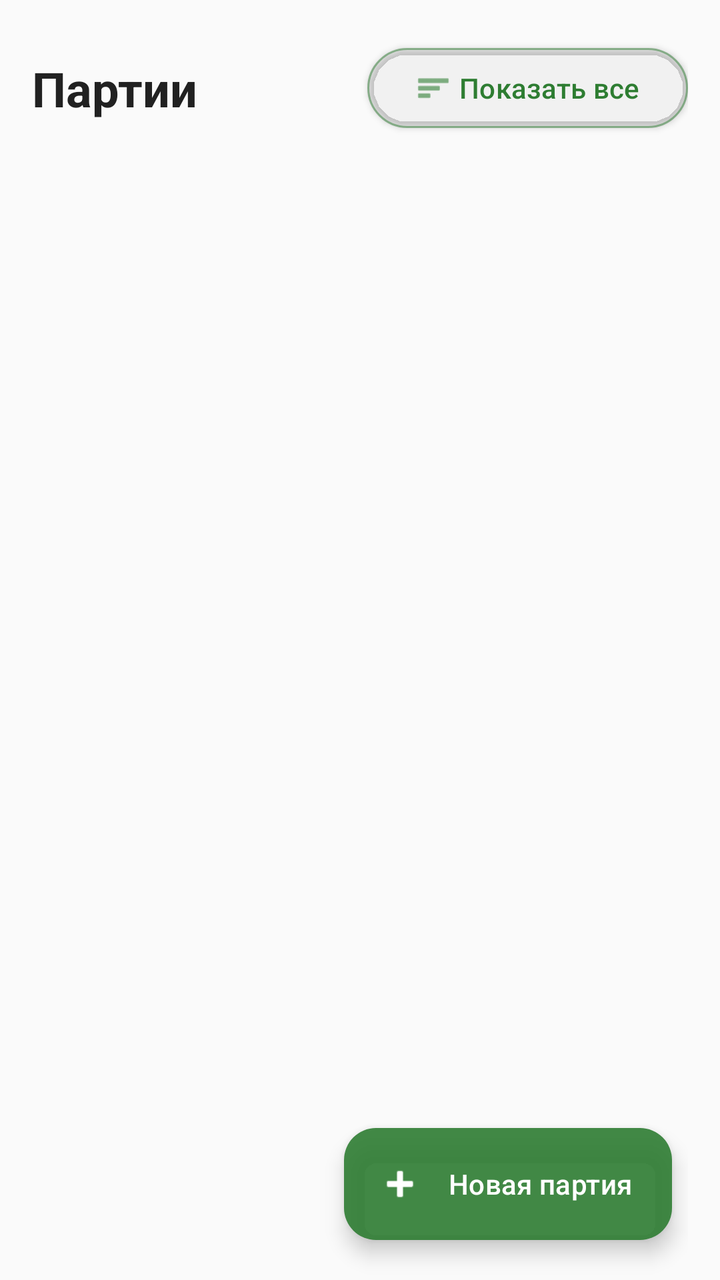
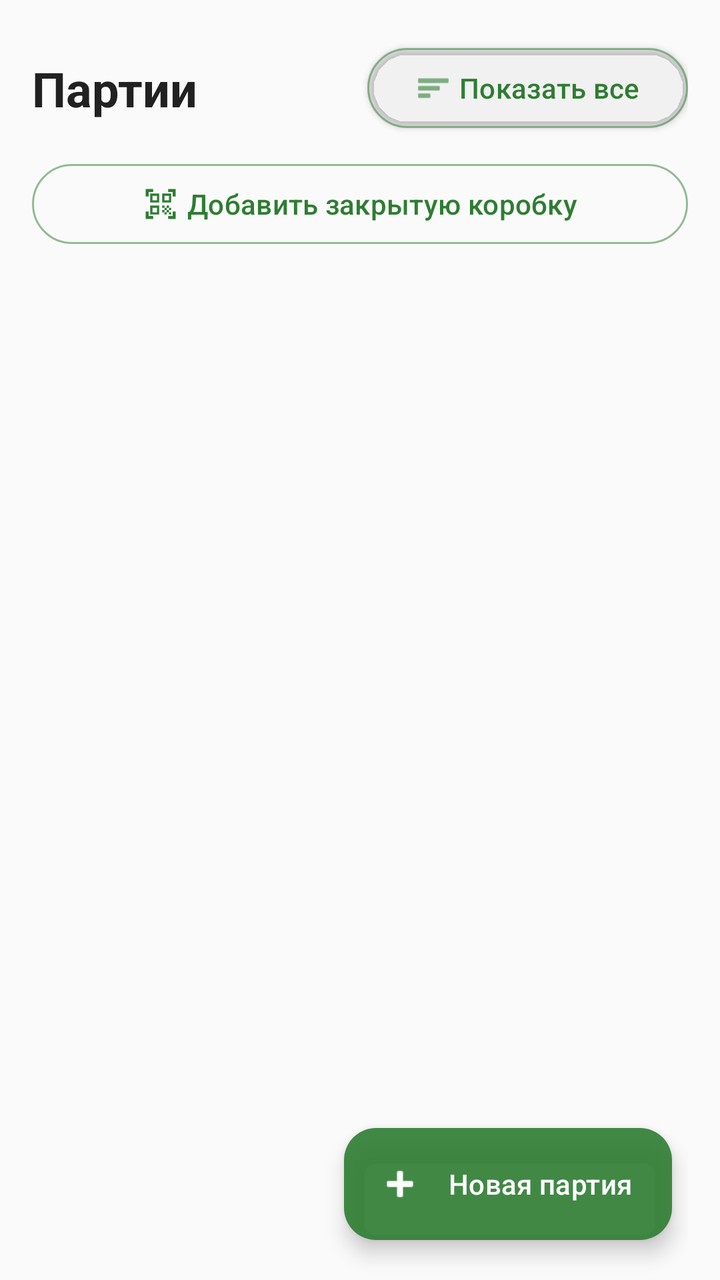

Screens rendered from an Android XML layout before and after an edit, with the pre-edit source and the edit as a unified diff.
<!-- AndroidManifest.xml: application theme Theme.FastScan -->
<!-- res/layout/fragment_party.xml -->
<?xml version="1.0" encoding="utf-8"?>
<androidx.constraintlayout.widget.ConstraintLayout xmlns:android="http://schemas.android.com/apk/res/android"
    xmlns:app="http://schemas.android.com/apk/res-auto"
    android:layout_width="match_parent"
    android:layout_height="match_parent"
    android:background="@color/app_background"
    android:paddingStart="16dp"
    android:paddingTop="20dp"
    android:paddingEnd="16dp">

    <TextView
        android:id="@+id/tvTitle"
        android:layout_width="0dp"
        android:layout_height="wrap_content"
        android:text="@string/parties"
        android:textColor="@color/app_text_primary"
        android:textSize="24sp"
        android:textStyle="bold"
        app:layout_constraintBottom_toBottomOf="@id/btnToggleFilter"
        app:layout_constraintEnd_toStartOf="@id/btnToggleFilter"
        app:layout_constraintStart_toStartOf="parent"
        app:layout_constraintTop_toTopOf="@id/btnToggleFilter" />

    <com.google.android.material.button.MaterialButton
        android:id="@+id/btnToggleFilter"
        style="@style/Widget.Material3.Button.OutlinedButton"
        android:layout_width="wrap_content"
        android:layout_height="wrap_content"
        android:elevation="2dp"
        android:text="@string/show_all"
        android:textAllCaps="false"
        app:iconTint="@color/app_primary"
        app:icon="@android:drawable/ic_menu_sort_by_size"
        app:iconGravity="textStart"
        app:layout_constraintEnd_toEndOf="parent"
        app:strokeColor="@color/action_button_outline"
        app:layout_constraintTop_toTopOf="parent" />

    <ProgressBar
        android:id="@+id/progressBar"
        android:layout_width="wrap_content"
        android:layout_height="wrap_content"
        android:visibility="gone"
        app:layout_constraintTop_toTopOf="parent"
        app:layout_constraintBottom_toBottomOf="parent"
        app:layout_constraintStart_toStartOf="parent"
        app:layout_constraintEnd_toEndOf="parent" />

    <TextView
        android:id="@+id/tvNoParties"
        android:layout_width="0dp"
        android:layout_height="wrap_content"
        android:gravity="center"
        android:text="@string/no_open_parties"
        android:textColor="@color/app_text_secondary"
        android:textSize="18sp"
        android:visibility="gone"
        app:layout_constraintBottom_toBottomOf="parent"
        app:layout_constraintEnd_toEndOf="parent"
        app:layout_constraintStart_toStartOf="parent"
        app:layout_constraintTop_toBottomOf="@id/btnToggleFilter" />

    <androidx.recyclerview.widget.RecyclerView
        android:id="@+id/rvParties"
        android:layout_width="0dp"
        android:layout_height="0dp"
        android:layout_marginTop="12dp"
        android:clipToPadding="false"
        android:paddingBottom="96dp"
        app:layout_constraintBottom_toBottomOf="parent"
        app:layout_constraintEnd_toEndOf="parent"
        app:layout_constraintStart_toStartOf="parent"
        app:layout_constraintTop_toBottomOf="@id/btnToggleFilter" />

    <com.google.android.material.floatingactionbutton.ExtendedFloatingActionButton
        android:id="@+id/fabCreateParty"
        android:layout_width="wrap_content"
        android:layout_height="wrap_content"
        android:layout_marginEnd="8dp"
        android:layout_marginBottom="20dp"
        android:contentDescription="@string/create_party"
        android:elevation="8dp"
        android:text="@string/create_party"
        android:textColor="@color/action_button_text"
        app:backgroundTint="@color/action_button_background"
        app:icon="@android:drawable/ic_input_add"
        app:iconTint="@color/action_button_text"
        app:layout_constraintBottom_toBottomOf="parent"
        app:layout_constraintEnd_toEndOf="parent" />

</androidx.constraintlayout.widget.ConstraintLayout>
<!-- resources referenced by this layout -->
<resources>
  <color name="action_button_background">#E62E7D32</color>
  <color name="action_button_outline">#802E7D32</color>
  <color name="action_button_text">#FFFFFF</color>
  <color name="app_background">#FAFAFA</color>
  <color name="app_primary">#2E7D32</color>
  <color name="app_text_primary">#212121</color>
  <color name="app_text_secondary">#616161</color>
  <string name="create_party">Новая партия</string>
  <string name="no_open_parties">Нет открытых партий</string>
  <string name="parties">Партии</string>
  <string name="show_all">Показать все</string>
  <style name="Theme.FastScan" parent="Theme.Material3.DayNight.NoActionBar">
  
          
          <item name="colorPrimary">@color/app_primary</item>
          <item name="colorPrimaryVariant">@color/app_primary_dark</item>
          <item name="colorOnPrimary">@color/app_on_primary</item>
  
          <item name="colorSecondary">@color/app_primary</item>
          <item name="colorOnSecondary">@color/app_on_primary</item>
          <item name="colorSurface">@color/app_surface</item>
          <item name="colorOnSurface">@color/app_text_primary</item>
          <item name="colorOnSurfaceVariant">@color/app_text_secondary</item>
          <item name="colorOutline">@color/card_stroke</item>
          <item name="android:colorBackground">@color/app_background</item>
          <item name="android:windowBackground">@color/app_background</item>
          <item name="android:navigationBarColor">@color/app_surface</item>
  
          
          <item name="android:statusBarColor">@color/app_primary_dark</item>
          <item name="android:windowLightStatusBar">false</item>
  
      </style>
  <color name="app_primary_dark">#1B5E20</color>
  <color name="app_on_primary">#FFFFFF</color>
  <color name="app_surface">#FFFFFF</color>
  <color name="card_stroke">#D7DDD8</color>
</resources>

<!-- the commit's change to res/layout/fragment_party.xml (unified diff, before → after) -->
@@ -46,6 +46,22 @@
         app:layout_constraintStart_toStartOf="parent"
         app:layout_constraintEnd_toEndOf="parent" />
 
+    <com.google.android.material.button.MaterialButton
+        android:id="@+id/btnAddClosedBox"
+        style="@style/Widget.Material3.Button.OutlinedButton"
+        android:layout_width="0dp"
+        android:layout_height="wrap_content"
+        android:layout_marginTop="10dp"
+        android:text="@string/add_closed_box"
+        android:textAllCaps="false"
+        app:icon="@drawable/ic_scan"
+        app:iconGravity="textStart"
+        app:iconTint="@color/app_primary"
+        app:layout_constraintEnd_toEndOf="parent"
+        app:layout_constraintStart_toStartOf="parent"
+        app:layout_constraintTop_toBottomOf="@id/btnToggleFilter"
+        app:strokeColor="@color/action_button_outline" />
+
     <TextView
         android:id="@+id/tvNoParties"
         android:layout_width="0dp"
@@ -58,7 +74,7 @@
         app:layout_constraintBottom_toBottomOf="parent"
         app:layout_constraintEnd_toEndOf="parent"
         app:layout_constraintStart_toStartOf="parent"
-        app:layout_constraintTop_toBottomOf="@id/btnToggleFilter" />
+        app:layout_constraintTop_toBottomOf="@id/btnAddClosedBox" />
 
     <androidx.recyclerview.widget.RecyclerView
         android:id="@+id/rvParties"
@@ -70,7 +86,7 @@
         app:layout_constraintBottom_toBottomOf="parent"
         app:layout_constraintEnd_toEndOf="parent"
         app:layout_constraintStart_toStartOf="parent"
-        app:layout_constraintTop_toBottomOf="@id/btnToggleFilter" />
+        app:layout_constraintTop_toBottomOf="@id/btnAddClosedBox" />
 
     <com.google.android.material.floatingactionbutton.ExtendedFloatingActionButton
         android:id="@+id/fabCreateParty"
<!-- resource entries referenced after the edit -->
@@ -7,6 +7,13 @@
   <color name="app_primary">#2E7D32</color>
   <color name="app_text_primary">#212121</color>
   <color name="app_text_secondary">#616161</color>
+  <!-- drawable ic_scan (drawable) -->
+  <vector xmlns:android="http://schemas.android.com/apk/res/android" android:height="24dp" android:tint="#000000" android:viewportHeight="24" android:viewportWidth="24" android:width="24dp">
+        
+      <path android:fillColor="@android:color/white" android:pathData="M9.5,6.5v3h-3v-3H9.5M11,5H5v6h6V5L11,5zM9.5,14.5v3h-3v-3H9.5M11,13H5v6h6V13L11,13zM17.5,6.5v3h-3v-3H17.5M19,5h-6v6h6V5L19,5zM13,13h1.5v1.5H13V13zM14.5,14.5H16V16h-1.5V14.5zM16,13h1.5v1.5H16V13zM13,16h1.5v1.5H13V16zM14.5,17.5H16V19h-1.5V17.5zM16,16h1.5v1.5H16V16zM17.5,14.5H19V16h-1.5V14.5zM17.5,17.5H19V19h-1.5V17.5zM22,7h-2V4h-3V2h5V7zM22,22v-5h-2v3h-3v2H22zM2,22h5v-2H4v-3H2V22zM2,2v5h2V4h3V2H2z"/>
+      
+  </vector>
+  <string name="add_closed_box">Добавить закрытую коробку</string>
   <string name="create_party">Новая партия</string>
   <string name="no_open_parties">Нет открытых партий</string>
   <string name="parties">Партии</string>
